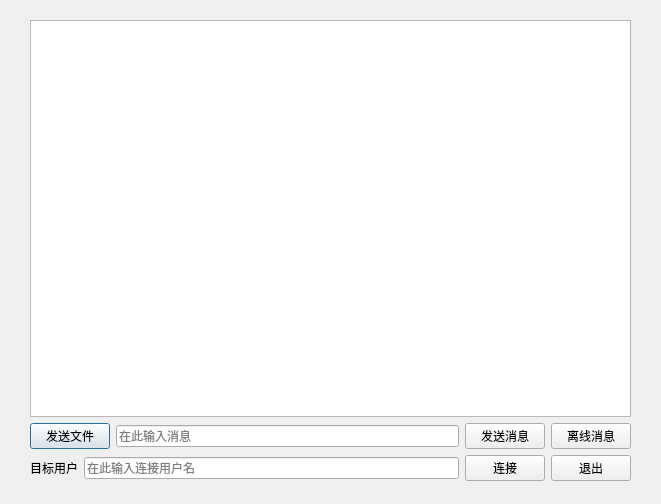
Old version of the form SignIn-SignUp-master/Client/talantoo.ui in the repository amoeyo/tcp.
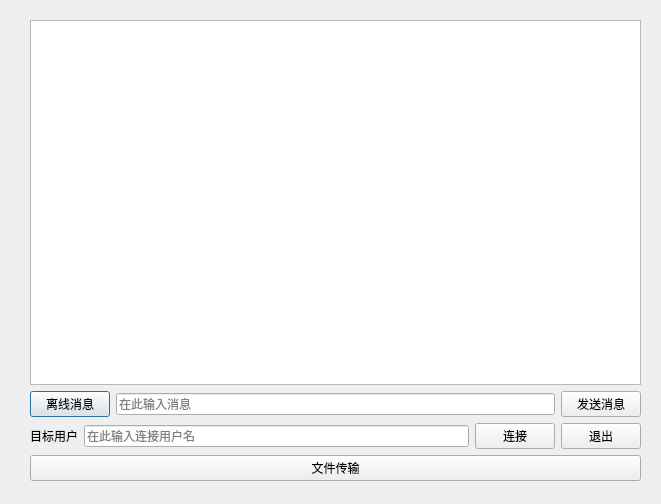
New version of the form.

Commit message: 文件传输功能进度：发送连接请求弹出相应窗口。待增加：选择文件、建立udp连接、文件传输、文件接收

Diff of the .ui file:
```diff
--- a/SignIn-SignUp-master/Client/talantoo.ui
+++ b/SignIn-SignUp-master/Client/talantoo.ui
@@ -18,7 +18,7 @@
     <rect>
      <x>30</x>
      <y>20</y>
-     <width>601</width>
+     <width>611</width>
      <height>461</height>
     </rect>
    </property>
@@ -29,9 +29,9 @@
     <item>
      <layout class="QHBoxLayout" name="horizontalLayout">
       <item>
-       <widget class="QPushButton" name="sendfilePbt">
+       <widget class="QPushButton" name="offlinePbt">
         <property name="text">
-         <string>发送文件</string>
+         <string>离线消息</string>
         </property>
        </widget>
       </item>
@@ -49,13 +49,6 @@
         </property>
        </widget>
       </item>
-      <item>
-       <widget class="QPushButton" name="offlinePbt">
-        <property name="text">
-         <string>离线消息</string>
-        </property>
-       </widget>
-      </item>
      </layout>
     </item>
     <item>
@@ -90,6 +83,13 @@
       </item>
      </layout>
     </item>
+    <item>
+     <widget class="QPushButton" name="sendfilePbt">
+      <property name="text">
+       <string>文件传输</string>
+      </property>
+     </widget>
+    </item>
    </layout>
   </widget>
  </widget>
```
The commit also changes 17 other files.
